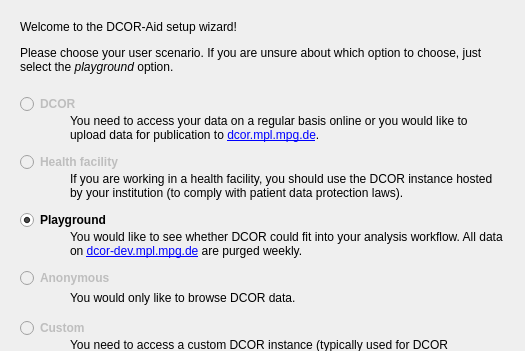
This is dcoraid/gui/wizard/wizard.ui in DCOR-dev/DCOR-Aid as Qt 5 draws it before an edit; both pictures show x 0 to 525 and y 0 to 351 of the 525 by 567 pixel window. The edited form follows.
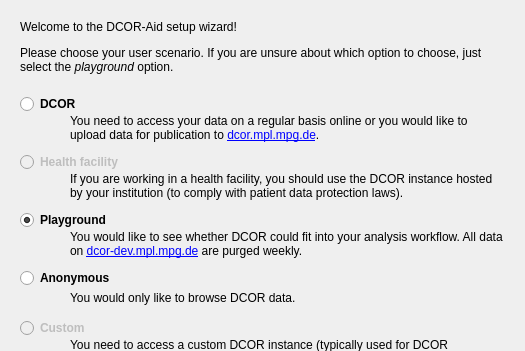
This is the edited form. Icons and pictures are not drawn.

The edit to the form file:
```diff
--- a/dcoraid/gui/wizard/wizard.ui
+++ b/dcoraid/gui/wizard/wizard.ui
@@ -46,9 +46,6 @@
     </item>
     <item>
      <widget class="QRadioButton" name="radioButton_dcor">
-      <property name="enabled">
-       <bool>false</bool>
-      </property>
       <property name="font">
        <font>
         <weight>75</weight>
@@ -232,9 +229,6 @@
     </item>
     <item>
      <widget class="QRadioButton" name="radioButton_anonym">
-      <property name="enabled">
-       <bool>false</bool>
-      </property>
       <property name="font">
        <font>
         <weight>75</weight>
```
Left out of the diff: 85 changed lines with no effect on the pictures.
